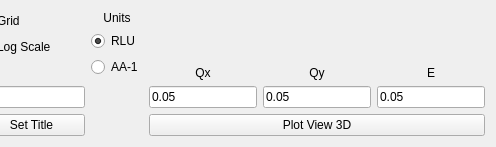
MJOLNIRPackage/MJOLNIR-GUI, file src/main/resources/base/Views/View3D.ui: the form before one commit; both pictures show x 282 to 778 and y 0 to 147 of the 778 by 147 pixel window.
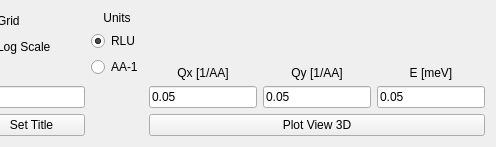
The form after the commit.

The edit to the form file:
```diff
--- a/src/main/resources/base/Views/View3D.ui
+++ b/src/main/resources/base/Views/View3D.ui
@@ -263,7 +263,7 @@
        <item row="1" column="1">
         <widget class="QLabel" name="label_4">
          <property name="text">
-          <string>Qy</string>
+          <string>Qy [1/AA]</string>
          </property>
          <property name="alignment">
           <set>Qt::AlignCenter</set>
@@ -273,7 +273,7 @@
        <item row="1" column="2">
         <widget class="QLabel" name="label_8">
          <property name="text">
-          <string>E</string>
+          <string>E [meV]</string>
          </property>
          <property name="alignment">
           <set>Qt::AlignCenter</set>
@@ -297,7 +297,7 @@
        <item row="1" column="0">
         <widget class="QLabel" name="label">
          <property name="text">
-          <string>Qx</string>
+          <string>Qx [1/AA]</string>
          </property>
          <property name="alignment">
           <set>Qt::AlignCenter</set>
```
Left out of the diff: 2 changed lines with no effect on the pictures.
